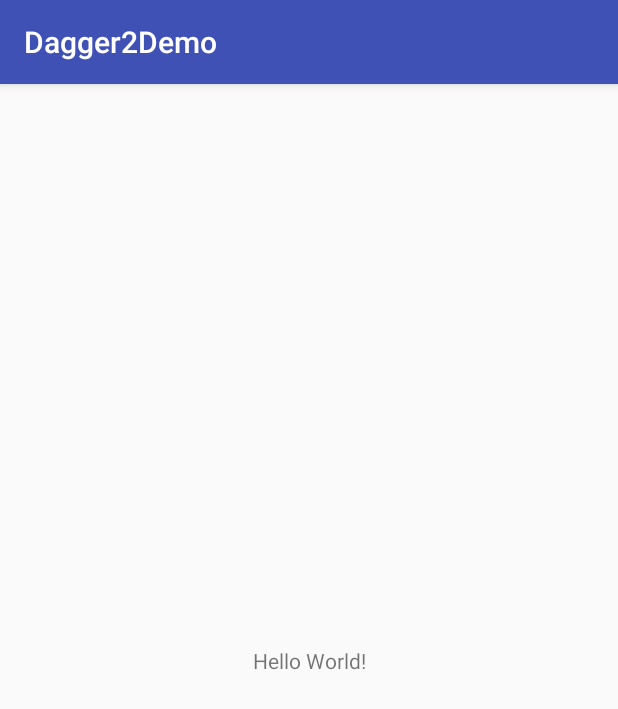
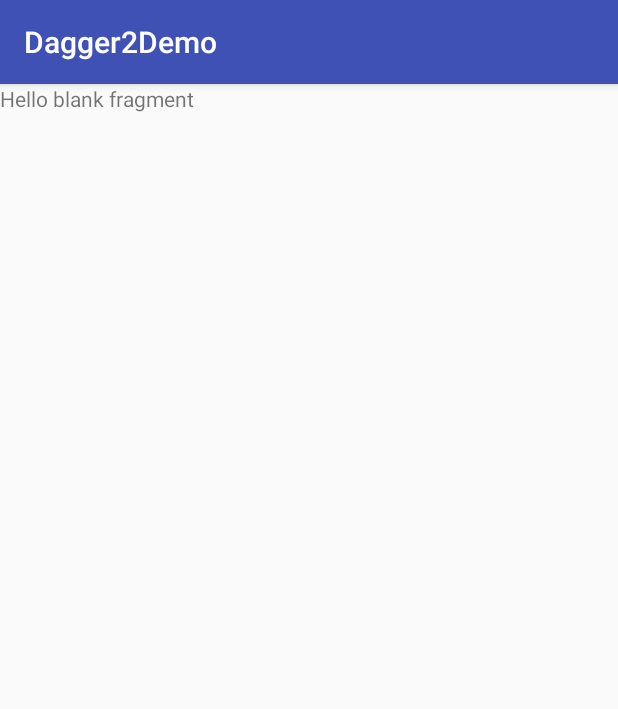
Before and after one commit to WeRockStar/Dagger2, an Android app: the screen it shows after launch (MainActivity), on a phone screen of 412 x 824 dp. Shown: the top 709 px of the screen. Run offline under Robolectric (Android 15) with nearby library versions, the phone set to English and light mode, and no system bars; our stand-ins replace Dagger/Hilt's generated code.

Commit message:
Switch to fragment

```diff
--- a/app/src/main/java/com/werocksta/dagger2demo/view/activity/MainActivity.java
+++ b/app/src/main/java/com/werocksta/dagger2demo/view/activity/MainActivity.java
@@ -2,27 +2,19 @@ package com.werocksta.dagger2demo.view.activity;
 
 import android.support.v7.app.AppCompatActivity;
 import android.os.Bundle;
-import android.util.Log;
 
-import com.werocksta.dagger2demo.MainApplication;
 import com.werocksta.dagger2demo.R;
-import com.werocksta.dagger2demo.manager.ApiService;
-
-import javax.inject.Inject;
+import com.werocksta.dagger2demo.view.fragment.MainFragment;
 
 public class MainActivity extends AppCompatActivity {
 
-    @Inject
-    ApiService service;
-
     @Override
     protected void onCreate(Bundle savedInstanceState) {
-        ((MainApplication) getApplication()).getComponent().inject(this);
-
         super.onCreate(savedInstanceState);
         setContentView(R.layout.activity_main);
 
-        if (service != null)
-            Log.d("Dagger", "Hello Dagger");
+        getSupportFragmentManager().beginTransaction()
+                .add(R.id.contentContainer, new MainFragment())
+                .commit();
     }
 }
--- a/app/src/main/java/com/werocksta/dagger2demo/view/fragment/MainFragment.java
+++ b/app/src/main/java/com/werocksta/dagger2demo/view/fragment/MainFragment.java
@@ -4,6 +4,7 @@ package com.werocksta.dagger2demo.view.fragment;
 import android.content.Context;
 import android.os.Bundle;
 import android.support.v4.app.Fragment;
+import android.util.Log;
 import android.view.LayoutInflater;
 import android.view.View;
 import android.view.ViewGroup;
@@ -32,7 +33,10 @@ public class MainFragment extends Fragment {
     @Override
     public View onCreateView(LayoutInflater inflater, ViewGroup container,
                              Bundle savedInstanceState) {
-        return inflater.inflate(R.layout.fragment_main, container, false);
+        View view = inflater.inflate(R.layout.fragment_main, container, false);
+        if (service != null)
+            Log.d("Dagger", "Dagger well");
+        return view;
     }
 
 }
--- a/app/src/main/res/layout/activity_main.xml
+++ b/app/src/main/res/layout/activity_main.xml
@@ -1,19 +1,14 @@
 <?xml version="1.0" encoding="utf-8"?>
 <android.support.constraint.ConstraintLayout xmlns:android="http://schemas.android.com/apk/res/android"
-    xmlns:app="http://schemas.android.com/apk/res-auto"
     xmlns:tools="http://schemas.android.com/tools"
     android:id="@+id/activity_main"
     android:layout_width="match_parent"
     android:layout_height="match_parent"
     tools:context="com.werocksta.dagger2demo.view.activity.MainActivity">
 
-    <TextView
-        android:layout_width="wrap_content"
-        android:layout_height="wrap_content"
-        android:text="Hello World!"
-        app:layout_constraintBottom_toBottomOf="@+id/activity_main"
-        app:layout_constraintLeft_toLeftOf="@+id/activity_main"
-        app:layout_constraintRight_toRightOf="@+id/activity_main"
-        app:layout_constraintTop_toTopOf="@+id/activity_main" />
+    <FrameLayout
+        android:id="@+id/contentContainer"
+        android:layout_width="match_parent"
+        android:layout_height="match_parent" />
 
 </android.support.constraint.ConstraintLayout>
```
